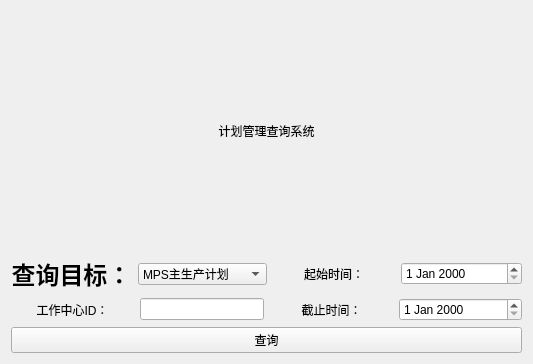
Qt form jh/code/window_chaxun.ui (joker20020/ERP) before a commit.
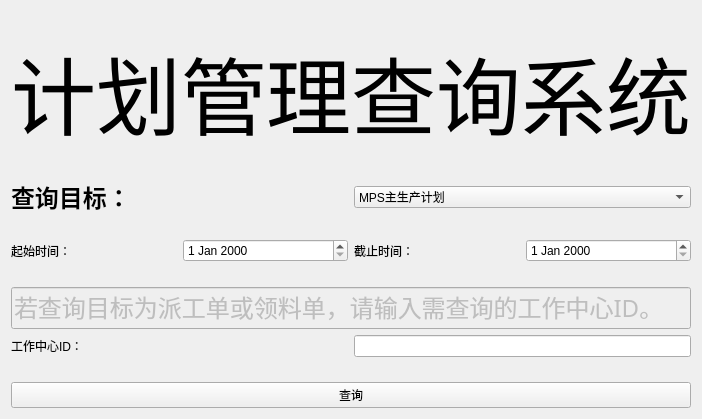
The same form after that commit. Custom widgets are drawn as their Qt base class.

Diff of the .ui file:
```diff
--- a/jh/code/window_chaxun.ui
+++ b/jh/code/window_chaxun.ui
@@ -6,16 +6,41 @@
    <rect>
     <x>0</x>
     <y>0</y>
-    <width>533</width>
-    <height>364</height>
+    <width>545</width>
+    <height>419</height>
    </rect>
   </property>
   <property name="windowTitle">
    <string>Form</string>
   </property>
-  <layout class="QVBoxLayout" name="verticalLayout" stretch="1,1,1,1">
+  <layout class="QVBoxLayout" name="verticalLayout">
    <item>
-    <widget class="TitleLabel" name="label">
+    <spacer name="verticalSpacer_4">
+     <property name="orientation">
+      <enum>Qt::Vertical</enum>
+     </property>
+     <property name="sizeType">
+      <enum>QSizePolicy::Preferred</enum>
+     </property>
+     <property name="sizeHint" stdset="0">
+      <size>
+       <width>20</width>
+       <height>40</height>
+      </size>
+     </property>
+    </spacer>
+   </item>
+   <item>
+    <widget class="QLabel" name="label">
+     <property name="enabled">
+      <bool>true</bool>
+     </property>
+     <property name="font">
+      <font>
+       <family>Baoli SC</family>
+       <pointsize>64</pointsize>
+      </font>
+     </property>
      <property name="text">
       <string>计划管理查询系统</string>
      </property>
@@ -25,7 +50,23 @@
     </widget>
    </item>
    <item>
-    <layout class="QHBoxLayout" name="horizontalLayout_3">
+    <spacer name="verticalSpacer_2">
+     <property name="orientation">
+      <enum>Qt::Vertical</enum>
+     </property>
+     <property name="sizeType">
+      <enum>QSizePolicy::Preferred</enum>
+     </property>
+     <property name="sizeHint" stdset="0">
+      <size>
+       <width>20</width>
+       <height>40</height>
+      </size>
+     </property>
+    </spacer>
+   </item>
+   <item>
+    <layout class="QHBoxLayout" name="horizontalLayout">
      <item>
       <widget class="CaptionLabel" name="label_2">
        <property name="font">
@@ -43,7 +84,7 @@
         <string>查询目标：</string>
        </property>
        <property name="alignment">
-        <set>Qt::AlignCenter</set>
+        <set>Qt::AlignLeading|Qt::AlignLeft|Qt::AlignVCenter</set>
        </property>
        <property name="margin">
         <number>0</number>
@@ -52,6 +93,9 @@
      </item>
      <item>
       <widget class="ComboBox" name="target">
+       <property name="enabled">
+        <bool>true</bool>
+       </property>
        <property name="styleSheet">
         <string notr="true">font: 18pt &quot;STKaiti&quot;;</string>
        </property>
@@ -90,6 +134,26 @@
        </item>
       </widget>
      </item>
+    </layout>
+   </item>
+   <item>
+    <spacer name="verticalSpacer_5">
+     <property name="orientation">
+      <enum>Qt::Vertical</enum>
+     </property>
+     <property name="sizeType">
+      <enum>QSizePolicy::Preferred</enum>
+     </property>
+     <property name="sizeHint" stdset="0">
+      <size>
+       <width>20</width>
+       <height>40</height>
+      </size>
+     </property>
+    </spacer>
+   </item>
+   <item>
+    <layout class="QHBoxLayout" name="horizontalLayout_3">
      <item>
       <widget class="QLabel" name="label_4">
        <property name="styleSheet">
@@ -99,7 +163,7 @@
         <string>起始时间：</string>
        </property>
        <property name="alignment">
-        <set>Qt::AlignCenter</set>
+        <set>Qt::AlignLeading|Qt::AlignLeft|Qt::AlignVCenter</set>
        </property>
       </widget>
      </item>
@@ -110,12 +174,67 @@
        </property>
       </widget>
      </item>
+     <item>
+      <widget class="CaptionLabel" name="label_5">
+       <property name="styleSheet">
+        <string notr="true">font: 700 18pt &quot;STHeiti&quot;;</string>
+       </property>
+       <property name="text">
+        <string>截止时间：</string>
+       </property>
+       <property name="alignment">
+        <set>Qt::AlignLeading|Qt::AlignLeft|Qt::AlignVCenter</set>
+       </property>
+      </widget>
+     </item>
+     <item>
+      <widget class="CalendarPicker" name="ddl">
+       <property name="styleSheet">
+        <string notr="true">font: 18pt &quot;STKaiti&quot;;</string>
+       </property>
+      </widget>
+     </item>
     </layout>
    </item>
+   <item>
+    <spacer name="verticalSpacer">
+     <property name="orientation">
+      <enum>Qt::Vertical</enum>
+     </property>
+     <property name="sizeType">
+      <enum>QSizePolicy::Preferred</enum>
+     </property>
+     <property name="sizeHint" stdset="0">
+      <size>
+       <width>20</width>
+       <height>40</height>
+      </size>
+     </property>
+    </spacer>
+   </item>
+   <item>
+    <widget class="QLineEdit" name="lineEdit">
+     <property name="enabled">
+      <bool>false</bool>
+     </property>
+     <property name="font">
+      <font>
+       <family>STKaiti</family>
+       <pointsize>18</pointsize>
+      </font>
+     </property>
+     <property name="text">
+      <string>若查询目标为派工单或领料单，请输入需查询的工作中心ID。</string>
+     </property>
+    </widget>
+   </item>
    <item>
     <layout class="QHBoxLayout" name="horizontalLayout_4">
      <item>
       <widget class="CaptionLabel" name="label_3">
+       <property name="enabled">
+        <bool>true</bool>
+       </property>
        <property name="styleSheet">
         <string notr="true">font: 700 18pt &quot;Heiti SC&quot;;</string>
        </property>
@@ -123,7 +242,7 @@
         <string>工作中心ID：</string>
        </property>
        <property name="alignment">
-        <set>Qt::AlignCenter</set>
+        <set>Qt::AlignLeading|Qt::AlignLeft|Qt::AlignVCenter</set>
        </property>
       </widget>
      </item>
@@ -143,28 +262,24 @@
        </property>
       </widget>
      </item>
-     <item>
-      <widget class="CaptionLabel" name="label_5">
-       <property name="styleSheet">
-        <string notr="true">font: 700 18pt &quot;STHeiti&quot;;</string>
-       </property>
-       <property name="text">
-        <string>截止时间：</string>
-       </property>
-       <property name="alignment">
-        <set>Qt::AlignCenter</set>
-       </property>
-      </widget>
-     </item>
-     <item>
-      <widget class="CalendarPicker" name="ddl">
-       <property name="styleSheet">
-        <string notr="true">font: 18pt &quot;STKaiti&quot;;</string>
-       </property>
-      </widget>
-     </item>
     </layout>
    </item>
+   <item>
+    <spacer name="verticalSpacer_3">
+     <property name="orientation">
+      <enum>Qt::Vertical</enum>
+     </property>
+     <property name="sizeType">
+      <enum>QSizePolicy::Preferred</enum>
+     </property>
+     <property name="sizeHint" stdset="0">
+      <size>
+       <width>20</width>
+       <height>40</height>
+      </size>
+     </property>
+    </spacer>
+   </item>
    <item>
     <layout class="QHBoxLayout" name="horizontalLayout_5">
      <item>
@@ -207,11 +322,6 @@
    <extends>QLabel</extends>
    <header>qfluentwidgets</header>
   </customwidget>
-  <customwidget>
-   <class>TitleLabel</class>
-   <extends>QLabel</extends>
-   <header location="global">qfluentwidgets</header>
-  </customwidget>
  </customwidgets>
  <resources/>
  <connections/>
```
